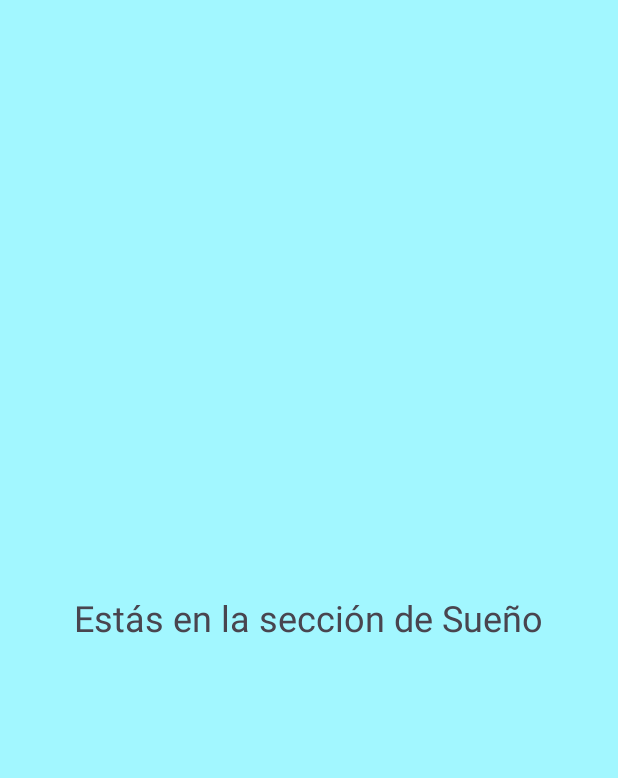
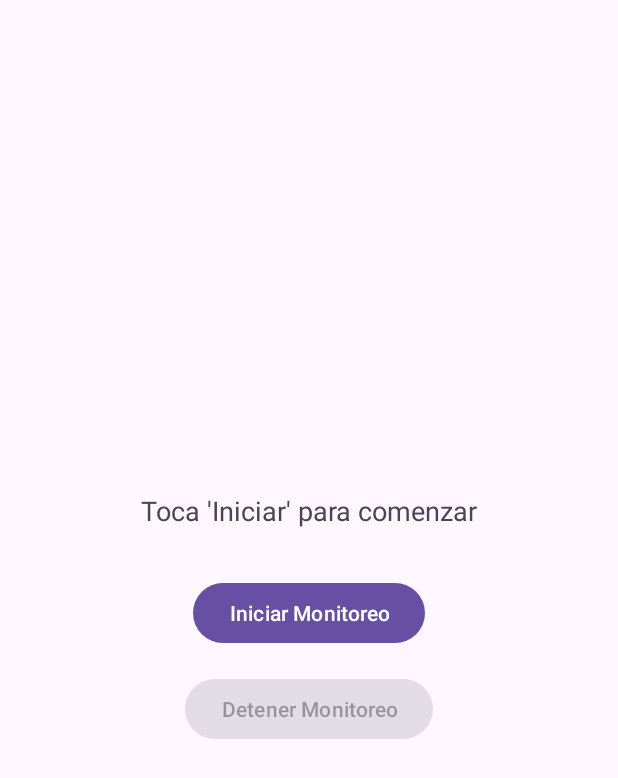
Before and after one commit to FARC1212/HabitApp, an Android app built with Jetpack Compose: the layout fragment_cama.xml on its own in the app's theme, with its tools: preview values and no code run, on a phone screen of 412 x 824 dp. Shown: the top 778 px of the screen. Run offline under Robolectric (Android 15) with nearby library versions, the light colour scheme and no system bars.

Commit message:
mi avancito

```diff
--- a/app/src/main/AndroidManifest.xml
+++ b/app/src/main/AndroidManifest.xml
@@ -1,6 +1,8 @@
 <?xml version="1.0" encoding="utf-8"?>
 <manifest xmlns:android="http://schemas.android.com/apk/res/android"
     xmlns:tools="http://schemas.android.com/tools">
+
+    <uses-permission android:name="android.permission.RECORD_AUDIO" />
 
     <application
         android:allowBackup="true"
--- a/app/src/main/res/layout/fragment_cama.xml
+++ b/app/src/main/res/layout/fragment_cama.xml
@@ -1,15 +1,45 @@
 <?xml version="1.0" encoding="utf-8"?>
-
-
-<FrameLayout xmlns:android="http://schemas.android.com/apk/res/android"
+<androidx.constraintlayout.widget.ConstraintLayout xmlns:android="http://schemas.android.com/apk/res/android"
+    xmlns:app="http://schemas.android.com/apk/res-auto"
+    xmlns:tools="http://schemas.android.com/tools"
     android:layout_width="match_parent"
     android:layout_height="match_parent"
-    android:background="@color/Cama">
+    tools:context=".fragments.Cama">
+
     <TextView
+        android:id="@+id/statusTextView"
         android:layout_width="wrap_content"
         android:layout_height="wrap_content"
-        android:layout_gravity="center"
-        android:text="Estás en la sección de Sueño"
-        android:textSize="24sp" />
+        android:text="Toca 'Iniciar' para comenzar"
+        android:textSize="18sp"
+        android:textAlignment="center"
+        app:layout_constraintBottom_toTopOf="@+id/startButton"
+        app:layout_constraintEnd_toEndOf="parent"
+        app:layout_constraintStart_toStartOf="parent"
+        app:layout_constraintTop_toTopOf="parent"
+        app:layout_constraintVertical_chainStyle="packed"/>
 
-</FrameLayout>
+    <Button
+        android:id="@+id/startButton"
+        android:layout_width="wrap_content"
+        android:layout_height="wrap_content"
+        android:layout_marginTop="32dp"
+        android:text="Iniciar Monitoreo"
+        app:layout_constraintBottom_toTopOf="@id/stopButton"
+        app:layout_constraintEnd_toEndOf="parent"
+        app:layout_constraintStart_toStartOf="parent"
+        app:layout_constraintTop_toBottomOf="@+id/statusTextView" />
+
+    <Button
+        android:id="@+id/stopButton"
+        android:layout_width="wrap_content"
+        android:layout_height="wrap_content"
+        android:layout_marginTop="16dp"
+        android:text="Detener Monitoreo"
+        android:enabled="false"
+        app:layout_constraintBottom_toBottomOf="parent"
+        app:layout_constraintEnd_toEndOf="parent"
+        app:layout_constraintStart_toStartOf="parent"
+        app:layout_constraintTop_toBottomOf="@+id/startButton" />
+
+</androidx.constraintlayout.widget.ConstraintLayout>
--- a/gradle/libs.versions.toml
+++ b/gradle/libs.versions.toml
@@ -1,5 +1,5 @@
 [versions]
-agp = "8.13.0"
+agp = "8.13.1"
 kotlin = "2.0.21"
 coreKtx = "1.17.0"
 junit = "4.13.2"
```
Also changed, not shown: app/src/main/java/com/habitapp3/fragments/Cama.kt (+105 -41 lines), app/src/main/java/com/habitapp3/utils/SoundUtils.kt (added, +75 -0 lines).
